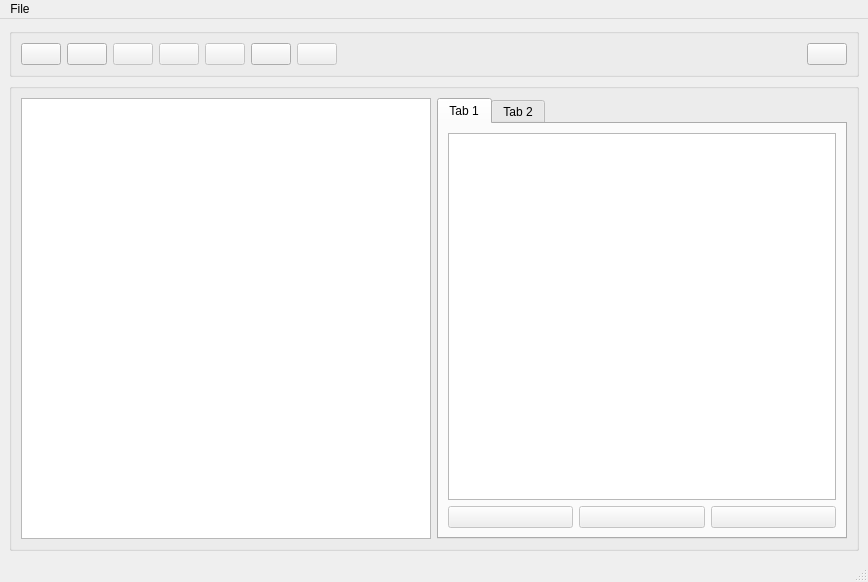
This is HDF5_BLS_GUI/Main/UI/main_window.ui in bio-brillouin/HDF5_BLS as Qt 5 draws it before an edit. The edited form follows.
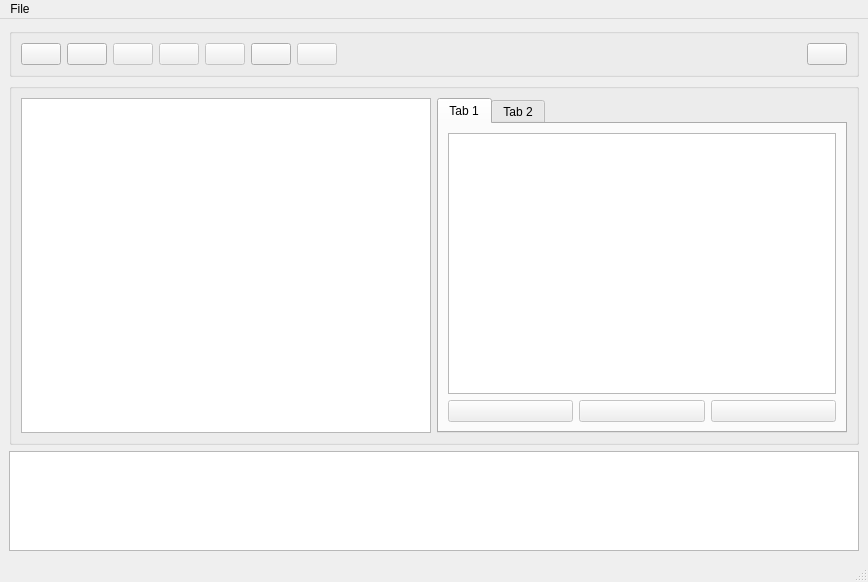
This is the edited form. Icons and pictures are not drawn.

Commit message: Implemented the drag and drop of files to the GUI.

Patch:
```diff
--- a/HDF5_BLS_GUI/Main/UI/main_window.ui
+++ b/HDF5_BLS_GUI/Main/UI/main_window.ui
@@ -344,6 +344,16 @@
       </layout>
      </widget>
     </item>
+    <item row="2" column="0">
+     <widget class="QTextBrowser" name="textBrowser_Log">
+      <property name="maximumSize">
+       <size>
+        <width>16777215</width>
+        <height>100</height>
+       </size>
+      </property>
+     </widget>
+    </item>
    </layout>
   </widget>
   <widget class="QMenuBar" name="menubar">
```
The commit also changes 7 other files.
